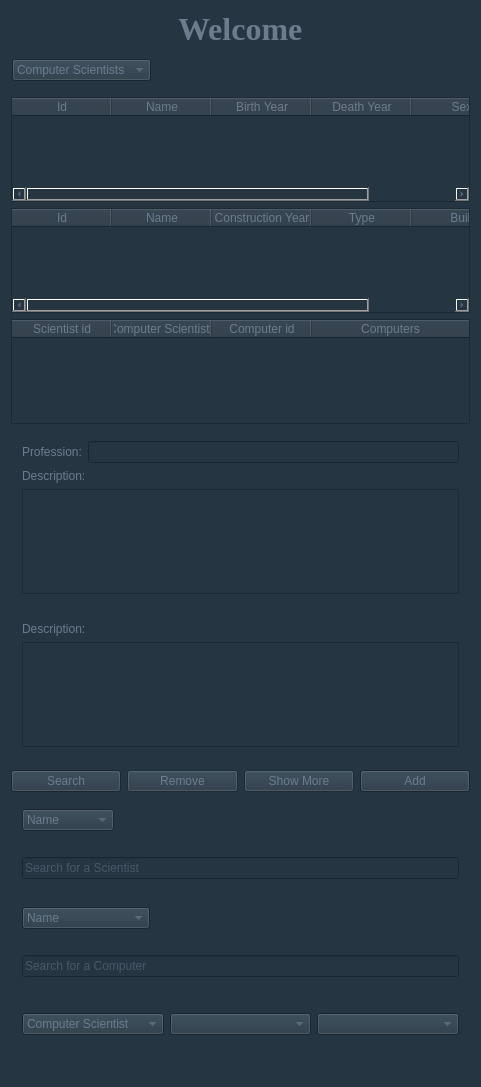
The window that mainwindow.ui (HKH515/VLN56) describes before a commit, drawn with Qt 5.
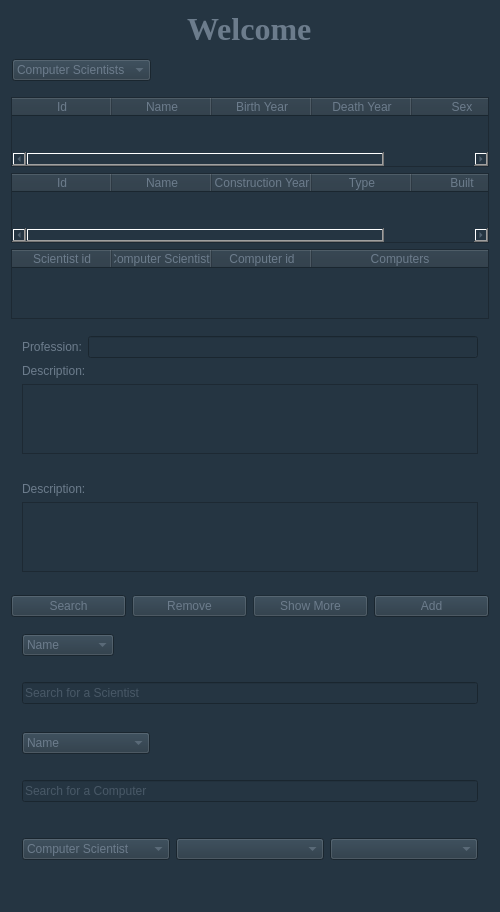
The same window after the commit. Icons and pictures are not drawn.

Commit message: fixed maximum size

What changed in the file:
```diff
--- a/mainwindow.ui
+++ b/mainwindow.ui
@@ -9,10 +9,22 @@
    <rect>
     <x>0</x>
     <y>0</y>
-    <width>481</width>
-    <height>1087</height>
+    <width>500</width>
+    <height>800</height>
    </rect>
   </property>
+  <property name="minimumSize">
+   <size>
+    <width>0</width>
+    <height>0</height>
+   </size>
+  </property>
+  <property name="maximumSize">
+   <size>
+    <width>4096</width>
+    <height>2160</height>
+   </size>
+  </property>
   <property name="windowTitle">
    <string>The archive of computer scientists</string>
   </property>
```
Left out of the diff: 4 changed lines with no effect on the pictures.
